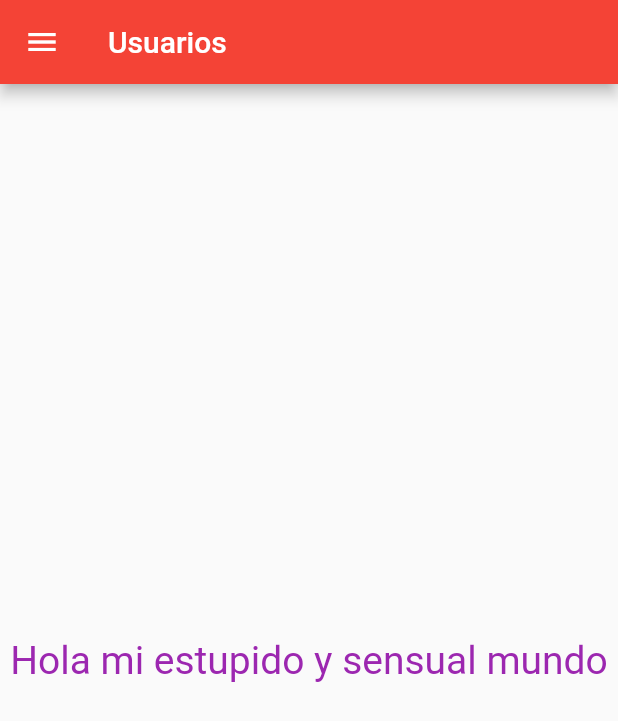
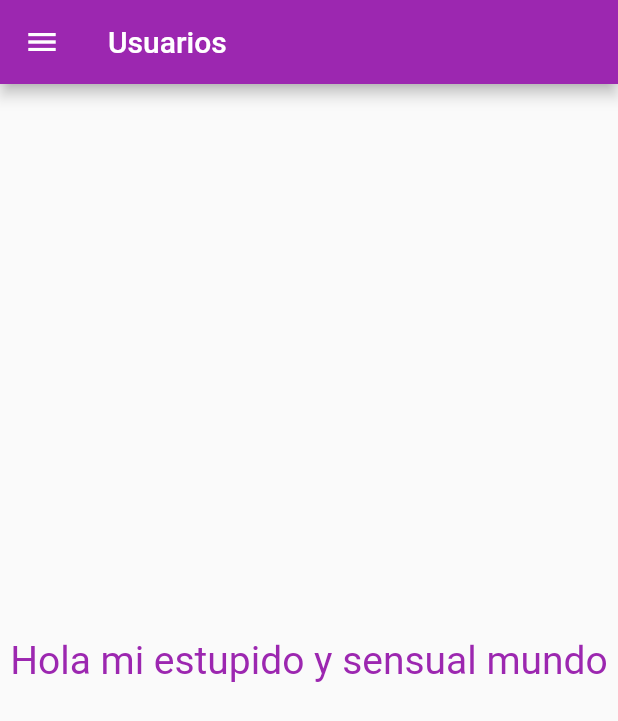
Before and after one commit to KevinTortoledoRodriguez/FlutterApp, a Flutter app: the screen it shows after launch, in the side drawer, after a tap on "Inicio", on a phone screen of 412 x 824 dp. Shown: the top 721 px of the screen. Run offline on Flutter 3.47's test engine with Material 2 defaults, Android fonts, the phone set to English and light mode, and no system bars; our stand-ins replace google_maps_flutter.

```diff
--- a/lib/main.dart
+++ b/lib/main.dart
@@ -10,7 +10,7 @@ class Usuarios extends StatelessWidget {
       debugShowCheckedModeBanner: false,
       title: 'Usuarios',
       theme: ThemeData(
-        primarySwatch: Colors.red
+        primarySwatch: Colors.purple
       ),
       home: HomePage(title: 'Usuarios'),
     );
--- a/lib/menu/menu_lateral.dart
+++ b/lib/menu/menu_lateral.dart
@@ -1,7 +1,6 @@
 import 'package:flutter/material.dart';
 import 'package:flutterapp/add/add_usuarios.dart';
 import 'package:flutterapp/main.dart';
-import 'package:flutterapp/profile/view_profile.dart';
 
 class MenuLateral extends StatefulWidget {
   @override
@@ -48,23 +47,6 @@ class Menu extends  State<MenuLateral> {
               onTap: () => Navigator.of(context).push(new PageRouteBuilder(
                 pageBuilder: (_,__,___) => new AddUsuarios(), ))
           ),
-          ListTile(
-              leading: new Icon(
-                  Icons.person_add,
-                  color: Colors.black
-              ),
-              title: Text('Perfil'),
-              onTap: () => Navigator.of(context).push(new PageRouteBuilder(
-                pageBuilder: (_,__,___) => new Profile(), ))
-          ),
-          ListTile(
-              leading: new Icon(
-                  Icons.exit_to_app,
-                  color: Colors.black
-              ),
-              title: Text('Cerrar sesion'),
-              onTap: () => Navigator.pop(context)
-          ),
         ],
       ),
     );
```
Also changed, not shown: lib/profile/view_profile.dart (deleted, +0 -106 lines).
